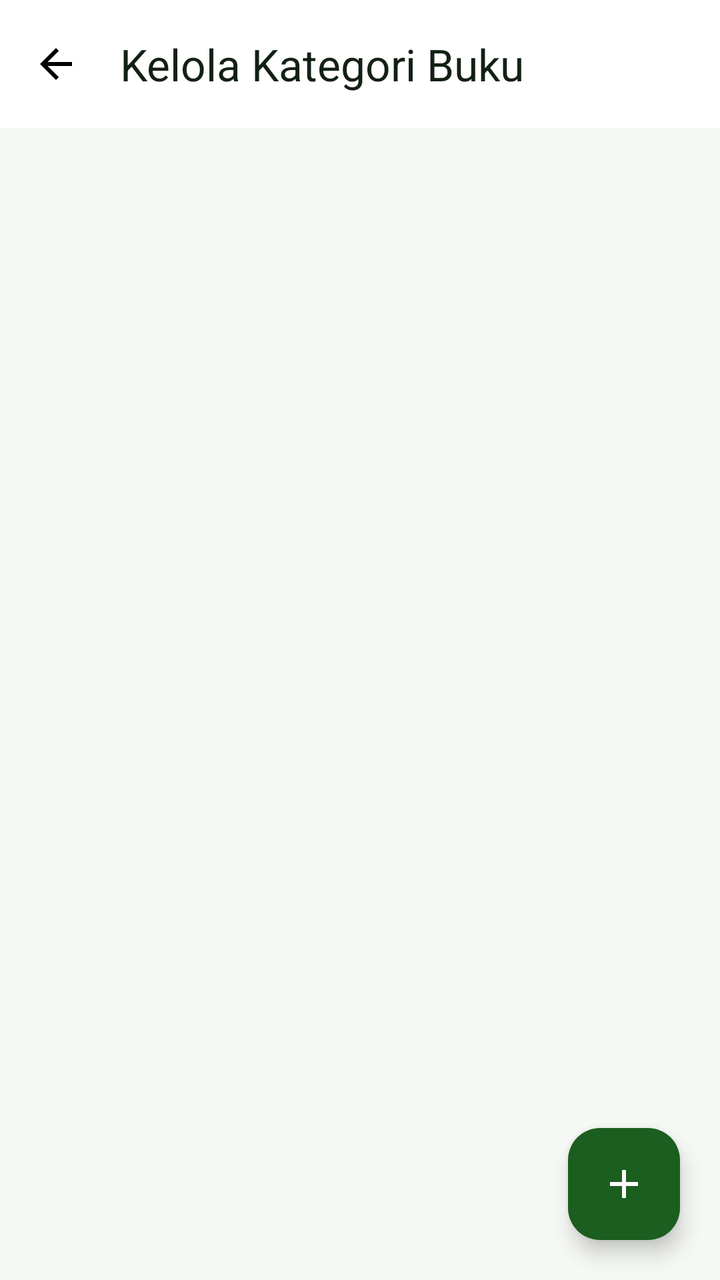
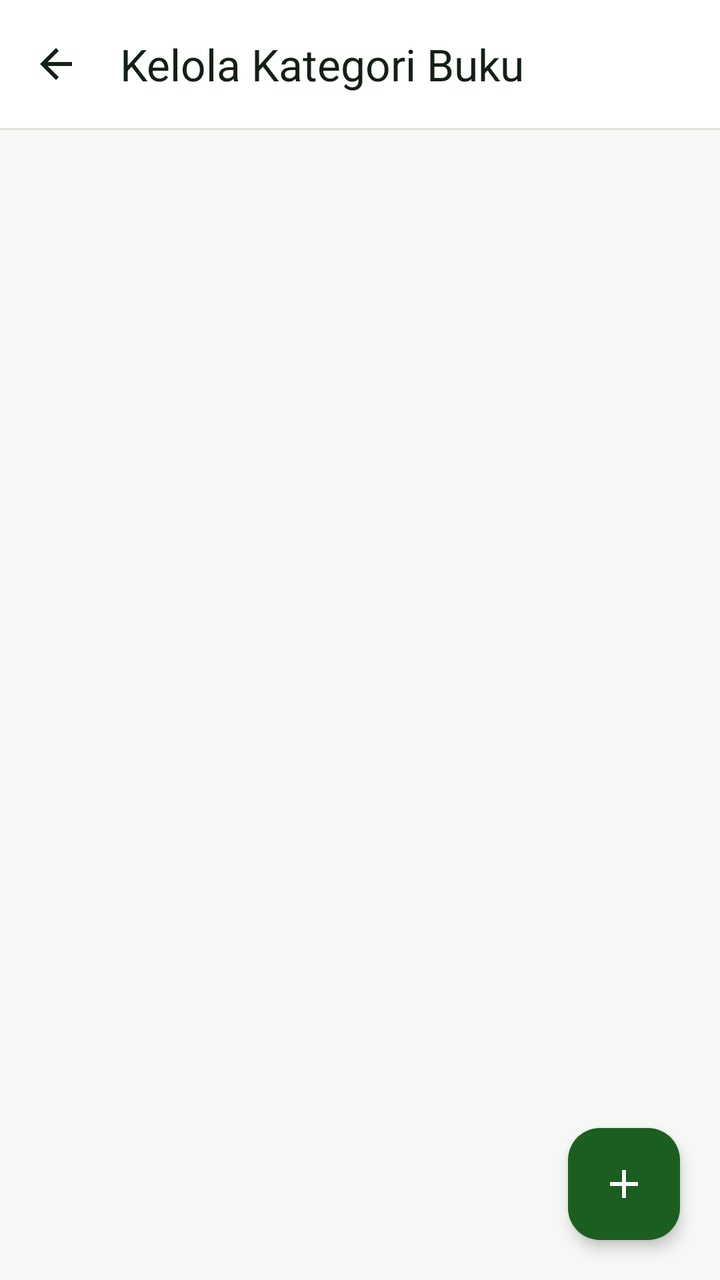

Before-and-after screenshots of an Android layout around one commit, followed by the original layout XML and the change that was made.
<!-- AndroidManifest.xml: application theme Theme.Perpustakaan2 -->
<!-- res/layout/activity_manage_categories.xml -->
<?xml version="1.0" encoding="utf-8"?>
<androidx.coordinatorlayout.widget.CoordinatorLayout xmlns:android="http://schemas.android.com/apk/res/android"
    xmlns:app="http://schemas.android.com/apk/res-auto"
    xmlns:tools="http://schemas.android.com/tools"
    android:layout_width="match_parent"
    android:layout_height="match_parent"
    android:background="@color/background">

    <com.google.android.material.appbar.AppBarLayout
        android:layout_width="match_parent"
        android:layout_height="wrap_content"
        android:background="@color/surface"
        app:elevation="2dp">

        <com.google.android.material.appbar.MaterialToolbar
            android:id="@+id/toolbarCategories"
            android:layout_width="match_parent"
            android:layout_height="?attr/actionBarSize"
            app:navigationIcon="@drawable/ic_arrow_back"
            app:title="Kelola Kategori Buku"
            app:titleTextColor="@color/text_primary" />
    </com.google.android.material.appbar.AppBarLayout>

    <FrameLayout
        android:layout_width="match_parent"
        android:layout_height="match_parent"
        app:layout_behavior="@string/appbar_scrolling_view_behavior">

        <androidx.recyclerview.widget.RecyclerView
            android:id="@+id/rvManageCategories"
            android:layout_width="match_parent"
            android:layout_height="match_parent"
            android:clipToPadding="false"
            android:padding="16dp"
            android:paddingBottom="80dp"
            tools:listitem="@layout/item_category_manage" />

        <TextView
            android:id="@+id/tvEmptyCategories"
            android:layout_width="match_parent"
            android:layout_height="wrap_content"
            android:layout_gravity="center"
            android:gravity="center"
            android:text="Belum ada kategori.\nKlik tombol + untuk menambah."
            android:textColor="@color/text_secondary"
            android:textSize="14sp"
            android:visibility="gone" />
    </FrameLayout>

    <com.google.android.material.floatingactionbutton.FloatingActionButton
        android:id="@+id/fabAddCategory"
        android:layout_width="wrap_content"
        android:layout_height="wrap_content"
        android:layout_gravity="bottom|end"
        android:layout_margin="20dp"
        android:backgroundTint="@color/primary"
        android:contentDescription="Tambah Kategori"
        android:src="@drawable/ic_add"
        app:tint="@color/white" />

</androidx.coordinatorlayout.widget.CoordinatorLayout>
<!-- res/layout/item_category_manage.xml (included above) -->
<?xml version="1.0" encoding="utf-8"?>
<com.google.android.material.card.MaterialCardView xmlns:android="http://schemas.android.com/apk/res/android"
    xmlns:app="http://schemas.android.com/apk/res-auto"
    android:layout_width="match_parent"
    android:layout_height="wrap_content"
    android:layout_marginBottom="8dp"
    app:cardBackgroundColor="@color/surface"
    app:cardCornerRadius="12dp"
    app:cardElevation="1dp"
    app:strokeColor="@color/outline"
    app:strokeWidth="1dp">

    <LinearLayout
        android:layout_width="match_parent"
        android:layout_height="wrap_content"
        android:gravity="center_vertical"
        android:orientation="horizontal"
        android:padding="14dp">

        <TextView
            android:id="@+id/tvCategoryName"
            android:layout_width="0dp"
            android:layout_height="wrap_content"
            android:layout_weight="1"
            android:text="Nama Kategori"
            android:textColor="@color/text_primary"
            android:textSize="15sp"
            android:textStyle="bold" />

        <ImageView
            android:id="@+id/btnEditCategory"
            android:layout_width="32dp"
            android:layout_height="32dp"
            android:background="?attr/selectableItemBackgroundBorderless"
            android:clickable="true"
            android:focusable="true"
            android:padding="6dp"
            android:src="@drawable/ic_edit"
            app:tint="@color/primary" />

        <ImageView
            android:id="@+id/btnDeleteCategory"
            android:layout_width="32dp"
            android:layout_height="32dp"
            android:layout_marginStart="6dp"
            android:background="?attr/selectableItemBackgroundBorderless"
            android:clickable="true"
            android:focusable="true"
            android:padding="6dp"
            android:src="@drawable/ic_delete"
            app:tint="@color/error" />
    </LinearLayout>
</com.google.android.material.card.MaterialCardView>
<!-- resources referenced by this layout -->
<resources>
  <color name="background">#F6F8F5</color>
  <color name="error">#BA1A1A</color>
  <color name="outline">#DCE4DA</color>
  <color name="primary">#1B5E20</color>
  <color name="surface">#FFFFFF</color>
  <color name="text_primary">#132115</color>
  <color name="text_secondary">#4E6050</color>
  <color name="white">#FFFFFFFF</color>
  <!-- drawable ic_add (drawable) -->
  <vector xmlns:android="http://schemas.android.com/apk/res/android"
      android:width="24dp"
      android:height="24dp"
      android:viewportWidth="24"
      android:viewportHeight="24">
    <path
        android:fillColor="#FF000000"
        android:pathData="M19,13h-6v6h-2v-6H5v-2h6V5h2v6h6v2z"/>
  </vector>
  <!-- drawable ic_arrow_back (drawable) -->
  <vector xmlns:android="http://schemas.android.com/apk/res/android"
      android:width="24dp"
      android:height="24dp"
      android:viewportWidth="24"
      android:viewportHeight="24">
    <path
        android:fillColor="#FF000000"
        android:pathData="M20,11H7.83l5.59,-5.59L12,4l-8,8 8,8 1.41,-1.41L7.83,13H20v-2z"/>
  </vector>
  <!-- drawable ic_delete (drawable) -->
  <vector xmlns:android="http://schemas.android.com/apk/res/android"
      android:width="24dp"
      android:height="24dp"
      android:viewportWidth="24"
      android:viewportHeight="24">
    <path
        android:fillColor="#EF4444"
        android:pathData="M6,19c0,1.1 0.9,2 2,2h8c1.1,0 2,-0.9 2,-2V7H6v12zM19,4h-3.5l-1,-1h-5l-1,1H5v2h14V4z"/>
  </vector>
  <!-- drawable ic_edit (drawable) -->
  <vector xmlns:android="http://schemas.android.com/apk/res/android"
      android:width="24dp"
      android:height="24dp"
      android:viewportWidth="24"
      android:viewportHeight="24">
    <path
        android:fillColor="#FF000000"
        android:pathData="M3,17.25V21h3.75L17.81,9.94l-3.75,-3.75L3,17.25zM20.71,7.04c0.39,-0.39 0.39,-1.02 0,-1.41l-2.34,-2.34c-0.39,-0.39 -1.02,-0.39 -1.41,0l-1.83,1.83 3.75,3.75 1.83,-1.83z"/>
  </vector>
  <color name="primary_dark">#0E3D13</color>
  <color name="on_primary">#FFFFFF</color>
  <color name="primary_container">#CBE6CE</color>
  <color name="secondary">#2E7D32</color>
  <color name="on_secondary">#FFFFFF</color>
  <color name="secondary_container">#D8EED9</color>
  <color name="secondary_dark">#1B5E20</color>
  <color name="surface_variant">#EDF3EC</color>
  <color name="outline_variant">#EAEFE8</color>
  <color name="error_container">#FFDAD6</color>
  <!-- unchanged entries left out for length: 1 -->
</resources>

<!-- the commit's change to res/layout/activity_manage_categories.xml (unified diff, before → after) -->
@@ -10,15 +10,21 @@
         android:layout_width="match_parent"
         android:layout_height="wrap_content"
         android:background="@color/surface"
-        app:elevation="2dp">
+        app:elevation="0dp">
 
         <com.google.android.material.appbar.MaterialToolbar
             android:id="@+id/toolbarCategories"
             android:layout_width="match_parent"
             android:layout_height="?attr/actionBarSize"
             app:navigationIcon="@drawable/ic_arrow_back"
+            app:navigationIconTint="@color/text_primary"
             app:title="Kelola Kategori Buku"
             app:titleTextColor="@color/text_primary" />
+
+        <View
+            android:layout_width="match_parent"
+            android:layout_height="1dp"
+            android:background="@color/outline" />
     </com.google.android.material.appbar.AppBarLayout>
 
     <FrameLayout
@@ -31,8 +37,9 @@
             android:layout_width="match_parent"
             android:layout_height="match_parent"
             android:clipToPadding="false"
-            android:padding="16dp"
-            android:paddingBottom="80dp"
+            android:paddingHorizontal="16dp"
+            android:paddingTop="12dp"
+            android:paddingBottom="88dp"
             tools:listitem="@layout/item_category_manage" />
 
         <TextView
@@ -41,6 +48,8 @@
             android:layout_height="wrap_content"
             android:layout_gravity="center"
             android:gravity="center"
+            android:lineSpacingExtra="4dp"
+            android:padding="32dp"
             android:text="Belum ada kategori.\nKlik tombol + untuk menambah."
             android:textColor="@color/text_secondary"
             android:textSize="14sp"
@@ -56,7 +65,8 @@
         android:backgroundTint="@color/primary"
         android:contentDescription="Tambah Kategori"
         android:src="@drawable/ic_add"
-        app:tint="@color/white" />
+        app:elevation="4dp"
+        app:tint="@color/on_primary" />
 
 </androidx.coordinatorlayout.widget.CoordinatorLayout>
 <!-- res/layout/item_category_manage.xml (included above) -->
@@ -65,10 +75,10 @@
     xmlns:app="http://schemas.android.com/apk/res-auto"
     android:layout_width="match_parent"
     android:layout_height="wrap_content"
-    android:layout_marginBottom="8dp"
+    android:layout_marginBottom="10dp"
     app:cardBackgroundColor="@color/surface"
-    app:cardCornerRadius="12dp"
-    app:cardElevation="1dp"
+    app:cardCornerRadius="14dp"
+    app:cardElevation="0dp"
     app:strokeColor="@color/outline"
     app:strokeWidth="1dp">
 
@@ -77,13 +87,31 @@
         android:layout_height="wrap_content"
         android:gravity="center_vertical"
         android:orientation="horizontal"
-        android:padding="14dp">
+        android:paddingHorizontal="14dp"
+        android:paddingVertical="12dp">
+
+        <FrameLayout
+            android:layout_width="36dp"
+            android:layout_height="36dp"
+            android:background="@drawable/bg_badge_primary">
+
+            <ImageView
+                android:layout_width="18dp"
+                android:layout_height="18dp"
+                android:layout_gravity="center"
+                android:src="@drawable/ic_bookmark"
+                app:tint="@color/primary" />
+        </FrameLayout>
 
         <TextView
             android:id="@+id/tvCategoryName"
             android:layout_width="0dp"
             android:layout_height="wrap_content"
+            android:layout_marginStart="12dp"
+            android:layout_marginEnd="8dp"
             android:layout_weight="1"
+            android:ellipsize="end"
+            android:maxLines="1"
             android:text="Nama Kategori"
             android:textColor="@color/text_primary"
             android:textSize="15sp"
@@ -91,24 +119,26 @@
 
         <ImageView
             android:id="@+id/btnEditCategory"
-            android:layout_width="32dp"
-            android:layout_height="32dp"
+            android:layout_width="40dp"
+            android:layout_height="40dp"
             android:background="?attr/selectableItemBackgroundBorderless"
             android:clickable="true"
+            android:contentDescription="Edit Kategori"
             android:focusable="true"
-            android:padding="6dp"
+            android:padding="9dp"
             android:src="@drawable/ic_edit"
             app:tint="@color/primary" />
 
         <ImageView
             android:id="@+id/btnDeleteCategory"
-            android:layout_width="32dp"
-            android:layout_height="32dp"
-            android:layout_marginStart="6dp"
+            android:layout_width="40dp"
+            android:layout_height="40dp"
+            android:layout_marginStart="2dp"
             android:background="?attr/selectableItemBackgroundBorderless"
             android:clickable="true"
+            android:contentDescription="Hapus Kategori"
             android:focusable="true"
-            android:padding="6dp"
+            android:padding="9dp"
             android:src="@drawable/ic_delete"
             app:tint="@color/error" />
     </LinearLayout>
<!-- resource entries referenced after the edit -->
@@ -7,6 +7,14 @@
   <color name="surface">#FFFFFF</color>
   <color name="text_primary">#132115</color>
   <color name="text_secondary">#4E6050</color>
+  <!-- drawable bg_badge_primary (drawable) -->
+  <?xml version="1.0" encoding="utf-8"?>
+  <shape xmlns:android="http://schemas.android.com/apk/res/android"
+      android:shape="rectangle">
+      <solid android:color="@color/primary_light" />
+      <corners android:radius="12dp" />
+      <stroke android:width="1dp" android:color="@color/primary_container" />
+  </shape>
   <color name="white">#FFFFFFFF</color>
   <!-- drawable ic_add (drawable) -->
   <vector xmlns:android="http://schemas.android.com/apk/res/android"
@@ -28,6 +36,16 @@
         android:fillColor="#FF000000"
         android:pathData="M20,11H7.83l5.59,-5.59L12,4l-8,8 8,8 1.41,-1.41L7.83,13H20v-2z"/>
   </vector>
+  <!-- drawable ic_bookmark (drawable) -->
+  <vector xmlns:android="http://schemas.android.com/apk/res/android"
+      android:width="24dp"
+      android:height="24dp"
+      android:viewportWidth="24"
+      android:viewportHeight="24">
+    <path
+        android:fillColor="#FF000000"
+        android:pathData="M17,3H7c-1.1,0 -1.99,0.9 -1.99,2L5,21l7,-3 7,3V5c0,-1.1 -0.9,-2 -2,-2z"/>
+  </vector>
   <!-- drawable ic_delete (drawable) -->
   <vector xmlns:android="http://schemas.android.com/apk/res/android"
       android:width="24dp"
@@ -48,6 +66,7 @@
         android:fillColor="#FF000000"
         android:pathData="M3,17.25V21h3.75L17.81,9.94l-3.75,-3.75L3,17.25zM20.71,7.04c0.39,-0.39 0.39,-1.02 0,-1.41l-2.34,-2.34c-0.39,-0.39 -1.02,-0.39 -1.41,0l-1.83,1.83 3.75,3.75 1.83,-1.83z"/>
   </vector>
+  <color name="primary_light">#EAF4EB</color>
   <color name="primary_dark">#0E3D13</color>
   <color name="on_primary">#FFFFFF</color>
   <color name="primary_container">#CBE6CE</color>
